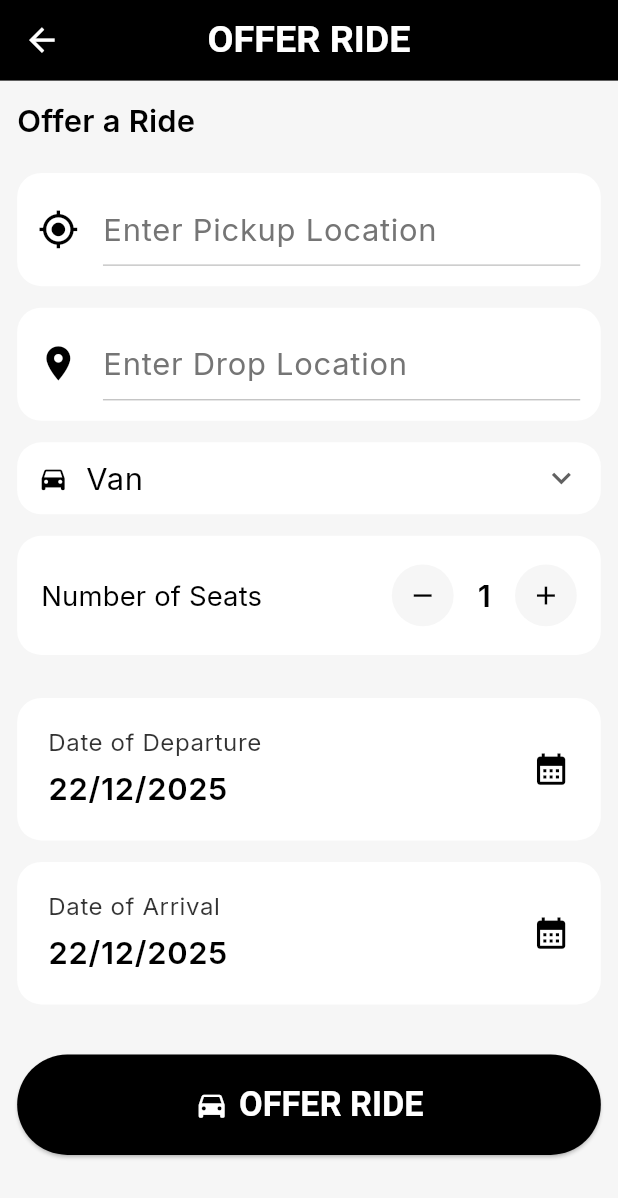
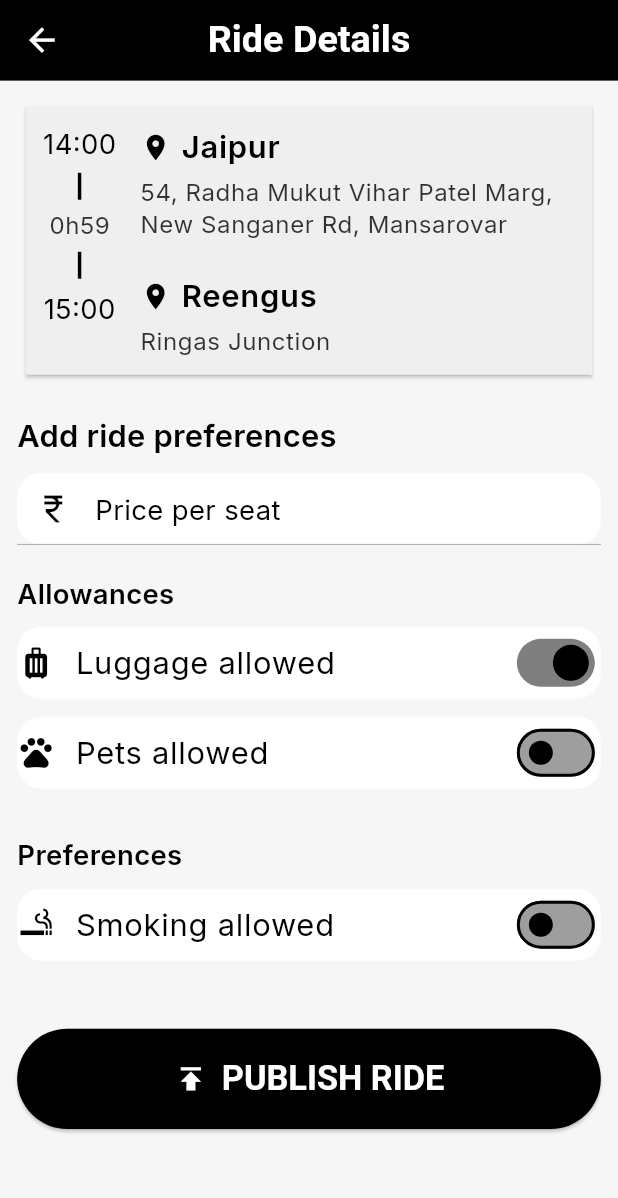
Before and after one commit to pintuKumawat/runaar, a Flutter app: the OfferRide screen opened directly, after a tap on "OFFER RIDE", on a phone screen of 412 x 824 dp. Shown: the top 1198 px of the screen. Run offline on Flutter 3.47's test engine with Material 3 defaults, Android fonts, the phone set to English and light mode, and no system bars; our stand-ins replace flutter_rating_bar, flutter_screenutil, font_awesome_flutter, google_fonts, image_picker, shimmer.

```diff
--- a/lib/screens/home/ride_details_screen.dart
+++ b/lib/screens/home/ride_details_screen.dart
@@ -2,6 +2,8 @@ import 'package:flutter/material.dart';
 import 'package:flutter_rating_bar/flutter_rating_bar.dart';
 import 'package:runaar/core/constants/app_color.dart';
 import 'package:runaar/core/responsive/responsive_extension.dart';
+import 'package:runaar/core/utils/helpers/Navigate/app_navigator.dart';
+import 'package:runaar/screens/home/confirm_booking_screen.dart';
 
 class RideDetailsScreen extends StatelessWidget {
   final String tripId;
@@ -18,7 +20,7 @@ class RideDetailsScreen extends StatelessWidget {
           width: double.infinity,
           height: 56.h,
           child: ElevatedButton(
-            onPressed: () {},
+            onPressed: () => appNavigator.push(ConfirmBookingScreen()),
             child: Row(
               mainAxisAlignment: MainAxisAlignment.center,
               children: [
--- /dev/null
+++ b/lib/screens/offer/offer_ride_details_screen.dart
@@ -0,0 +1,240 @@
+import 'package:flutter/material.dart';
+import 'package:runaar/core/constants/app_color.dart';
+import 'package:runaar/core/responsive/responsive_extension.dart';
+
+class OfferRideDetailsScreen extends StatefulWidget {
+  const OfferRideDetailsScreen({super.key});
+
+  @override
+  State<OfferRideDetailsScreen> createState() => _OfferRideDetailsScreenState();
+}
+
+class _OfferRideDetailsScreenState extends State<OfferRideDetailsScreen> {
+  final TextEditingController priceController = TextEditingController();
+
+  bool luggageAllowed = true;
+  bool petsAllowed = false;
+  bool smokingAllowed = false;
+
+  @override
+  Widget build(BuildContext context) {
+    final theme = Theme.of(context).textTheme;
+
+    return Scaffold(
+      appBar: AppBar(
+        title: const Text('Ride Details'),
+        centerTitle: true,
+      ),
+      body: SingleChildScrollView(
+        padding: 10.all,
+        child: Column(
+          crossAxisAlignment: CrossAxisAlignment.start,
+          children: [
+
+             _routeCard( theme),
+            16.height,
+            Text('Add ride preferences', style: theme.titleMedium),
+            8.height,
+
+            /// PRICE PER SEAT
+            _priceInput(theme),
+
+            /// ALLOWANCES
+            _sectionTitle('Allowances'),
+            _switchTile(
+              title: 'Luggage allowed',
+              value: luggageAllowed,
+              icon: Icons.luggage,
+              onChanged: (v) => setState(() => luggageAllowed = v),
+              theme: theme,
+            ),
+            _switchTile(
+              title: 'Pets allowed',
+              value: petsAllowed,
+              icon: Icons.pets,
+              onChanged: (v) => setState(() => petsAllowed = v),
+              theme: theme,
+            ),
+
+            /// PREFERENCES
+            _sectionTitle('Preferences'),
+            _switchTile(
+              title: 'Smoking allowed',
+              value: smokingAllowed,
+              icon: Icons.smoking_rooms,
+              onChanged: (v) => setState(() => smokingAllowed = v),
+              theme: theme,
+            ),
+
+            28.height,
+
+            /// PUBLISH BUTTON
+            SizedBox(
+              width: double.infinity,
+              height: 56.h,
+              child: ElevatedButton(
+                onPressed: () {
+                  // submit ride details
+                },
+                child: Row(
+                  mainAxisAlignment: MainAxisAlignment.center,
+                  children: [
+                    Icon(Icons.publish, size: 20.sp),
+                    8.width,
+                    const Text('PUBLISH RIDE'),
+                  ],
+                ),
+              ),
+            ),
+          ],
+        ),
+      ),
+    );
+  }
+
+  /// ---------------- WIDGETS ----------------
+ Widget _routeCard(TextTheme theme) {
+    return Card(
+      child: Padding(
+        padding: 10.all,
+        child: Row(
+          crossAxisAlignment: CrossAxisAlignment.start,
+          children: [
+            _timeLine(theme),
+            14.width,
+            Expanded(
+              child: Column(
+                crossAxisAlignment: CrossAxisAlignment.start,
+                children: [
+                  _locationBlock(
+                    time: '14:00',
+                    city: 'Jaipur',
+                    address:
+                        '54, Radha Mukut Vihar Patel Marg, New Sanganer Rd, Mansarovar',
+                    theme: theme,
+                  ),
+                  18.height,
+                  _locationBlock(
+                    time: '15:00',
+                    city: 'Reengus',
+                    address: 'Ringas Junction',
+                    theme: theme,
+                  ),
+                ],
+              ),
+            ),
+          ],
+        ),
+      ),
+    );
+  }
+
+  Widget _timeLine(TextTheme theme) {
+    return Column(
+      children: [
+        Text('14:00', style: theme.bodyMedium),
+        Container(
+          height: 15.h,
+          width: 2.w,
+          margin: 6.all,
+          color: appColor.mainColor,
+        ),
+        Text('0h59', style: theme.bodySmall),
+        Container(
+          height: 15.h,
+          width: 2.w,
+          margin: 6.all,
+          color: appColor.mainColor,
+        ),
+        Text('15:00', style: theme.bodyMedium),
+      ],
+    );
+  }
+
+  Widget _locationBlock({
+    required String time,
+    required String city,
+    required String address,
+    required TextTheme theme,
+  }) {
+    return Column(
+      crossAxisAlignment: CrossAxisAlignment.start,
+      children: [
+        Row(
+          children: [
+            Icon(Icons.location_on, size: 18.sp, color: appColor.mainColor),
+            6.width,
+            Text(
+              city,
+              style: theme.bodyLarge?.copyWith(fontWeight: FontWeight.w600),
+            ),
+          ],
+        ),
+        4.height,
+        Text(address, style: theme.bodySmall),
+      ],
+    );
+  }
+  Widget _sectionTitle(String title) {
+    return Padding(
+      padding: EdgeInsets.only(top: 16.h, bottom: 8.h),
+      child: Text(
+        title,
+        style: TextStyle(
+          fontWeight: FontWeight.w600,
+          fontSize: 16.sp,
+        ),
+      ),
+    );
+  }
+
+  Widget _priceInput(TextTheme theme) {
+    return Container(
+
+      decoration: BoxDecoration(
+        color: Colors.white,
+        borderRadius: .circular(14.r),
+      ),
+      child: TextField(
+        controller: priceController,
+        keyboardType: TextInputType.number,
+        decoration: InputDecoration(
+          prefixIcon: Icon(Icons.currency_rupee, color: appColor.mainColor),
+          hintText: 'Price per seat',
+          hintStyle: theme.bodyMedium,
+        ),
+      ),
+    );
+  }
+
+  Widget _switchTile({
+    required String title,
+    required bool value,
+    required IconData icon,
+    required Function(bool) onChanged,
+    required TextTheme theme,
+  }) {
+    return Container(
+      margin: EdgeInsets.only(bottom: 10.h),
+     // padding: 14.all,
+      decoration: BoxDecoration(
+        color: Colors.white,
+        borderRadius: .circular(14.r),
+      ),
+      child: Row(
+        children: [
+          Icon(icon, color: appColor.mainColor),
+          12.width,
+          Expanded(
+            child: Text(title, style: theme.bodyLarge),
+          ),
+          Switch(
+            value: value,
+            activeColor: appColor.mainColor,
+            onChanged: onChanged,
+          ),
+        ],
+      ),
+    );
+  }
+}
--- a/lib/screens/offer/offer_ride_screen.dart
+++ b/lib/screens/offer/offer_ride_screen.dart
@@ -1,6 +1,8 @@
 import 'package:flutter/material.dart';
 import 'package:runaar/core/constants/app_color.dart';
 import 'package:runaar/core/responsive/responsive_extension.dart';
+import 'package:runaar/core/utils/helpers/Navigate/app_navigator.dart';
+import 'package:runaar/screens/offer/offer_ride_details_screen.dart';
 
 class OfferRide extends StatefulWidget {
   const OfferRide({super.key});
@@ -98,7 +100,7 @@ class _OfferRideState extends State<OfferRide> {
               width: double.infinity,
               height: 56.h,
               child: ElevatedButton(
-                onPressed: () {},
+                onPressed: () => appNavigator.push(OfferRideDetailsScreen()),
                 child: Row(
                   mainAxisAlignment: MainAxisAlignment.center,
                   children: [
@@ -146,7 +148,6 @@ class _OfferRideState extends State<OfferRide> {
         borderRadius: .circular(14.r),
       ),
       child: DropdownButtonHideUnderline(
-
         child: DropdownButton<String>(
           dropdownColor: Colors.grey.shade200,
           value: selectedVehicle,
```
Also changed, not shown: lib/screens/home/booking_done_screen.dart (added, +35 -0 lines), lib/screens/home/confirm_booking_screen.dart (added, +250 -0 lines).
